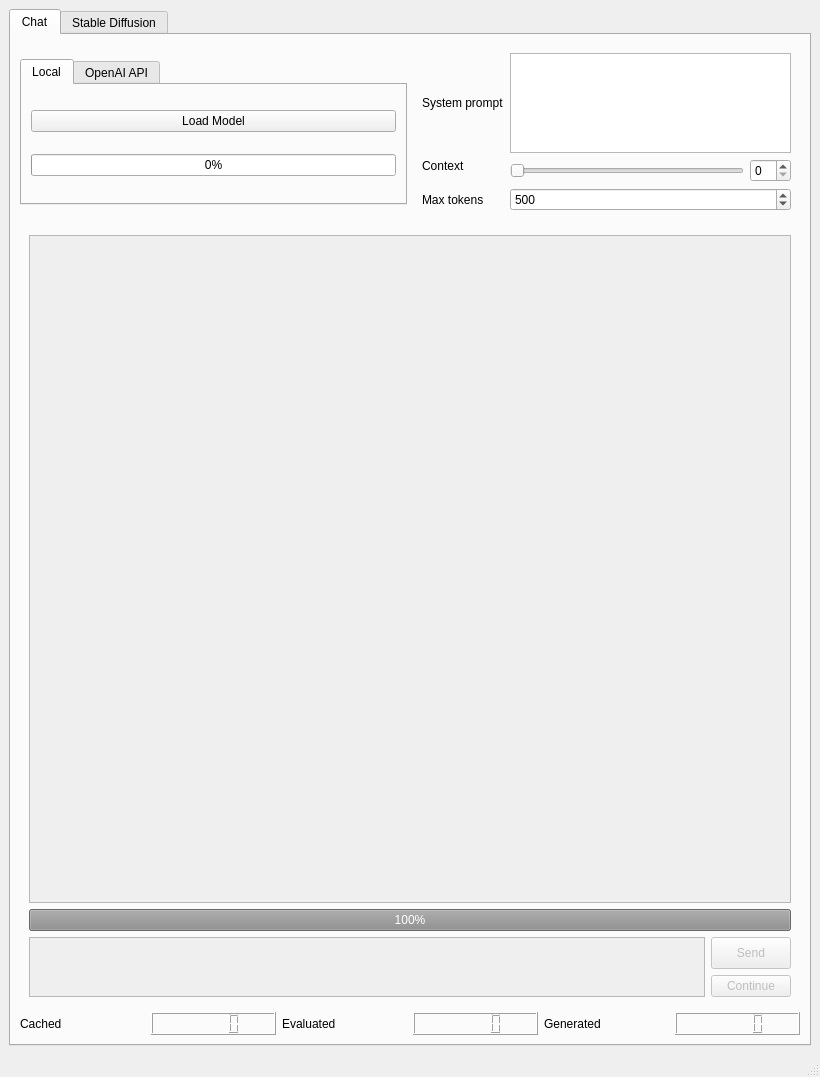
This is AIOneQTWidgets/mainwindow.ui in Iemand005/Singularity as Qt 5 draws it before an edit. The edited form follows.
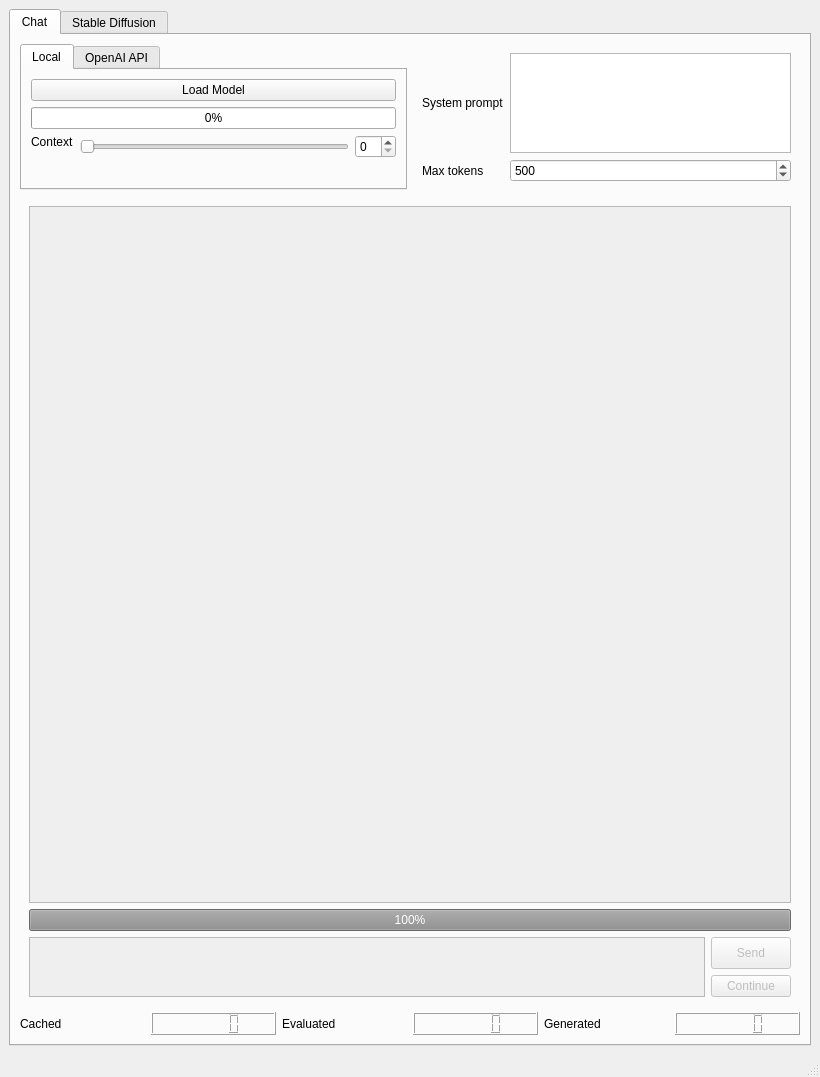
This is the edited form. The open tabs and pages were chosen to show the change. Custom widgets are drawn as their Qt base class.

Commit message: GROUP Settings a lil better

The edit to the form file:
```diff
--- a/AIOneQTWidgets/mainwindow.ui
+++ b/AIOneQTWidgets/mainwindow.ui
@@ -72,6 +72,37 @@
                 </property>
                </widget>
               </item>
+              <item>
+               <layout class="QFormLayout" name="formLayout_5">
+                <item row="0" column="0">
+                 <widget class="QLabel" name="label_2">
+                  <property name="sizePolicy">
+                   <sizepolicy hsizetype="Preferred" vsizetype="Maximum">
+                    <horstretch>0</horstretch>
+                    <verstretch>0</verstretch>
+                   </sizepolicy>
+                  </property>
+                  <property name="text">
+                   <string>Context</string>
+                  </property>
+                 </widget>
+                </item>
+                <item row="0" column="1">
+                 <layout class="QHBoxLayout" name="horizontalLayout_3">
+                  <item>
+                   <widget class="QSlider" name="contextLengthSlider">
+                    <property name="orientation">
+                     <enum>Qt::Orientation::Horizontal</enum>
+                    </property>
+                   </widget>
+                  </item>
+                  <item>
+                   <widget class="QSpinBox" name="contextLengthInput"/>
+                  </item>
+                 </layout>
+                </item>
+               </layout>
+              </item>
              </layout>
             </widget>
             <widget class="QWidget" name="tab_3">
@@ -147,41 +178,14 @@
                </property>
               </widget>
              </item>
-             <item row="1" column="0">
-              <widget class="QLabel" name="label_2">
-               <property name="sizePolicy">
-                <sizepolicy hsizetype="Preferred" vsizetype="Maximum">
-                 <horstretch>0</horstretch>
-                 <verstretch>0</verstretch>
-                </sizepolicy>
-               </property>
-               <property name="text">
-                <string>Context</string>
-               </property>
-              </widget>
-             </item>
-             <item row="1" column="1">
-              <layout class="QHBoxLayout" name="horizontalLayout_3">
-               <item>
-                <widget class="QSlider" name="contextLengthSlider">
-                 <property name="orientation">
-                  <enum>Qt::Orientation::Horizontal</enum>
-                 </property>
-                </widget>
-               </item>
-               <item>
-                <widget class="QSpinBox" name="contextLengthInput"/>
-               </item>
-              </layout>
-             </item>
-             <item row="2" column="0">
+             <item row="3" column="0">
               <widget class="QLabel" name="label_3">
                <property name="text">
                 <string>Max tokens</string>
                </property>
               </widget>
              </item>
-             <item row="2" column="1">
+             <item row="3" column="1">
               <widget class="QSpinBox" name="maxTokensInput">
                <property name="minimum">
                 <number>1</number>
```
Left out of the diff: 2 changed lines with no effect on the pictures.
